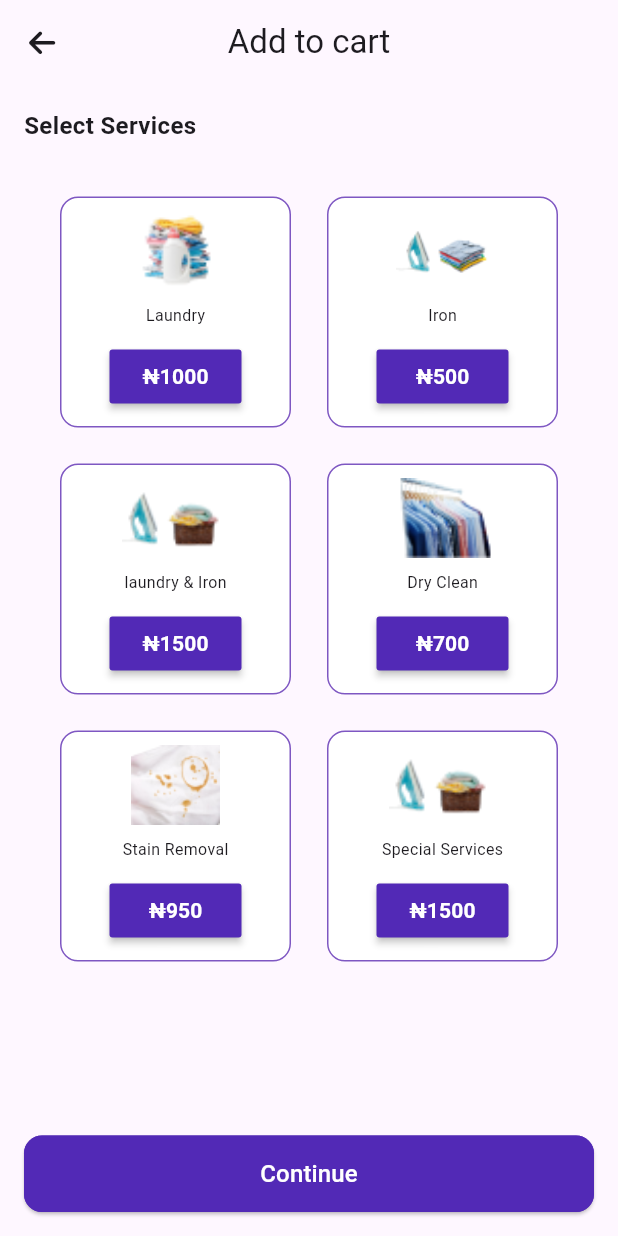
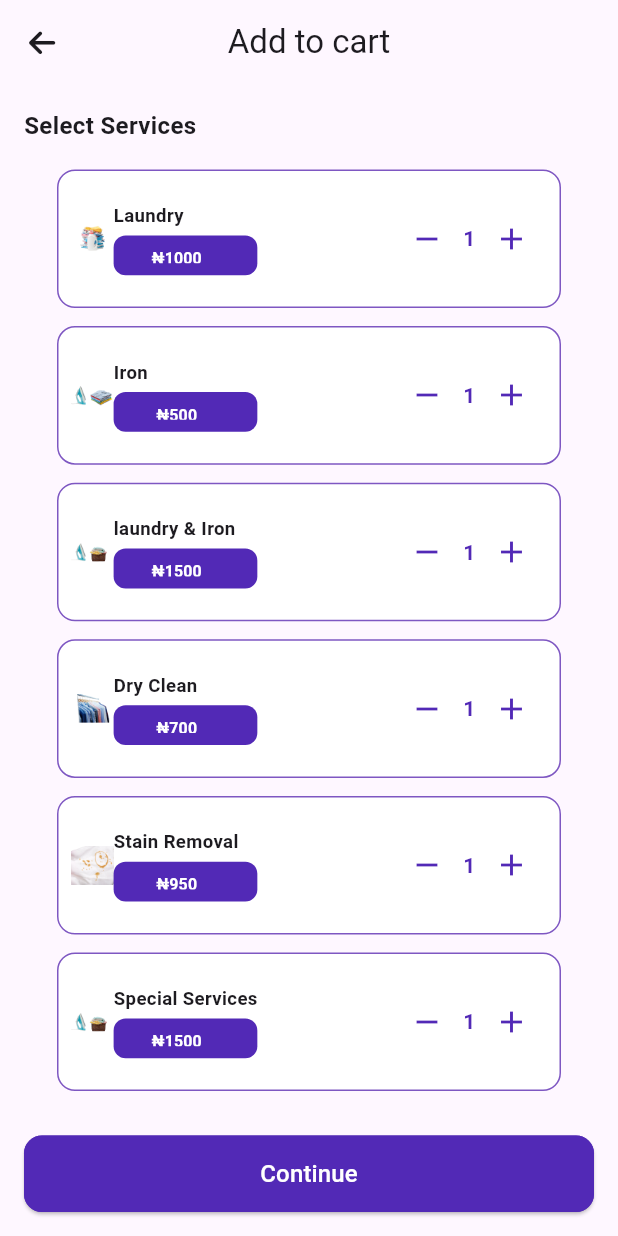
Before and after one commit to Atinuke-Manuels/WTF_CAPSTONE_PROJECT, a Flutter app: the AddToCart screen opened by its route, on a phone screen of 412 x 824 dp. Run offline on Flutter 3.47's test engine with Material 3 defaults, Android fonts, the light colour scheme and no system bars; our stand-ins replace animated_splash_screen, bloc, cloud_firestore, equatable, firebase_auth, firebase_core and 9 more; missing offline and left inert: email_auth; accounts and stored records are empty.

Commit message:
Added Counter

```diff
--- a/lib/features/cart/pages/add_to_cart.dart
+++ b/lib/features/cart/pages/add_to_cart.dart
@@ -40,11 +40,11 @@ class AddToCart extends StatelessWidget {
                     child: GridView.builder(
                       scrollDirection: Axis.vertical,
                       shrinkWrap: true, // Keep shrinkWrap true
-                      padding: const EdgeInsets.all(12),
+                      padding: const EdgeInsets.symmetric(horizontal: 16),
                       itemCount: value.shopItems.length,
                       gridDelegate: const SliverGridDelegateWithFixedCrossAxisCount(
-                        crossAxisCount: 2,
-                        childAspectRatio: 1 / 1,
+                        crossAxisCount: 1,
+                        childAspectRatio: 1 / 0.3,
                       ),
                       itemBuilder: (context, index) {
                         return ServiceItemTile(
--- a/lib/features/cart/pages/cart_details_page.dart
+++ b/lib/features/cart/pages/cart_details_page.dart
@@ -98,6 +98,7 @@ class CartDetailsPage extends StatelessWidget {
                               color: Colors.white,
                             ),
                           ),
+
                         ],
                       ),
 
--- a/lib/features/cart/widgets/service_tiles.dart
+++ b/lib/features/cart/widgets/service_tiles.dart
@@ -1,65 +1,126 @@
 import 'package:flutter/material.dart';
 import 'package:flutter_screenutil/flutter_screenutil.dart';
 
-class ServiceItemTile extends StatelessWidget {
+class ServiceItemTile extends StatefulWidget {
   final String itemName;
   final String itemPrice;
   final String imagePath;
-  // final color;
   void Function()? onPressed;
 
   ServiceItemTile({
-    super.key,
+    Key? key,
     required this.itemName,
     required this.itemPrice,
     required this.imagePath,
-    // this.color,
     required this.onPressed,
+  }) : super(key: key);
+
+
+  @override
+  _ServiceItemTileState createState() => _ServiceItemTileState();
+}
+
+class _ServiceItemTileState extends State<ServiceItemTile> {
+  int itemCount = 1;
+
+  void incrementCounter() {
+    setState(() {
+      itemCount++;
     });
+  }
+
+  void decrementCounter() {
+    if (itemCount > 1) {
+      setState(() {
+        itemCount--;
+      });
+    }
+  }
 
   @override
   Widget build(BuildContext context) {
     return Padding(
-      padding: const EdgeInsets.all(12),
+      padding: const EdgeInsets.all(6),
       child: Container(
+        padding: EdgeInsets.symmetric(horizontal: 8),
         decoration: BoxDecoration(
           borderRadius: BorderRadius.circular(12),
           border: Border.all(color: Theme.of(context).primaryColorLight),
           color: Colors.white,
         ),
-        child: Column(
-          mainAxisAlignment: MainAxisAlignment.spaceEvenly,
+        child: Row(
+          mainAxisAlignment: MainAxisAlignment.spaceBetween,
           crossAxisAlignment: CrossAxisAlignment.center,
           children: [
-            // item image
-            Padding(
-              padding: const EdgeInsets.symmetric(horizontal: 40.0),
-              child: Image.asset(
-                imagePath,
-                height: 60.h,
-                fit: BoxFit.cover,
+            // Image
+            Image.asset(
+              widget.imagePath,
+              height: 30.h,
+              width: 30.w,
+            ),
+
+            // Text and Button
+            Expanded(
+              child: Column(
+                mainAxisAlignment: MainAxisAlignment.center,
+                crossAxisAlignment: CrossAxisAlignment.start,
+                children: [
+                  Text(
+                    widget.itemName, // Item name text
+                    style: TextStyle(
+                      fontSize: 14.sp,
+                      fontWeight: FontWeight.bold,
                     ),
                   ),
-
-            // item name
-            Text(
-              itemName,
+                  SizedBox(height: 4),
+                  Container(
+                    width: 100.w,
+                    height: 30.h,
+                    padding: EdgeInsets.symmetric(horizontal: 10),
+                    decoration: BoxDecoration(
+                      color: Theme.of(context).primaryColor,
+                      borderRadius: BorderRadius.circular(8),
+                    ),
+                    child: Row(
+                      mainAxisAlignment: MainAxisAlignment.spaceBetween,
+                      children: [
+                        TextButton(
+                          onPressed: widget.onPressed ?? () {},
+                          child: Text(
+                            '₦${(int.parse(widget.itemPrice) * itemCount).toString()}',
                             style: TextStyle(
+                              color: Colors.white,
+                              fontWeight: FontWeight.bold,
                               fontSize: 12.sp,
                             ),
                           ),
-
-            MaterialButton(
-              onPressed: onPressed,
+                        ),
+                      ],
+                    ),
+                  ),
+                ],
+              ),
+            ),
+            Row(
+              children: [
+                IconButton(
+                  onPressed: decrementCounter,
+                  icon: Icon(Icons.remove, color: Theme.of(context).primaryColor),
+                ),
+                Text(
+                  itemCount.toString(),
+                  style: TextStyle(
                     color: Theme.of(context).primaryColor,
-              child: Text(
-                '₦' + itemPrice,
-                style: TextStyle(
-                  color: Colors.white,
                     fontWeight: FontWeight.bold,
                   ),
                 ),
-            )
+                IconButton(
+                  onPressed: incrementCounter,
+                  icon: Icon(Icons.add, color: Theme.of(context).primaryColor),
+                ),
+              ],
+            ),
+            // Counter
           ],
         ),
       ),
```
Lines whose indentation alone changed are shown as unchanged.
